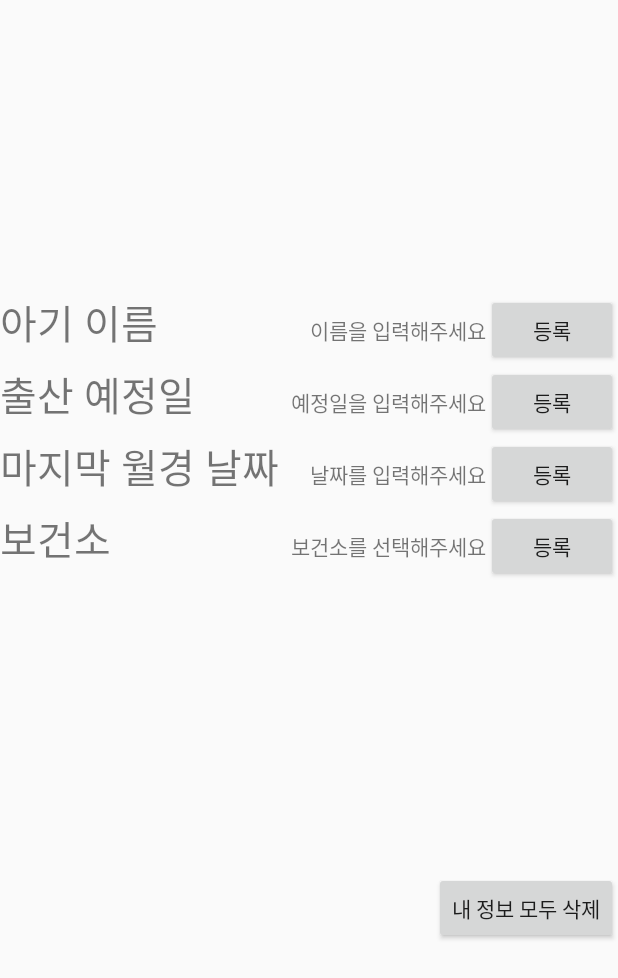
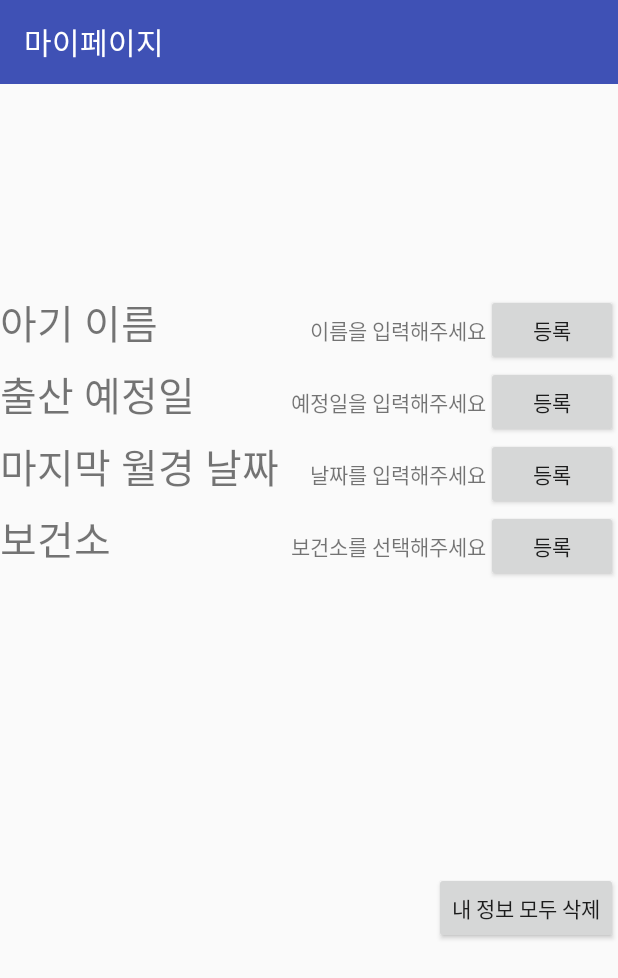
Before and after one commit to heeejoo0518/4723app, an Android app: the My_Page screen opened directly, with no data from a screen before it, on a phone screen of 412 x 824 dp. Shown: the top 978 px of the screen. Run offline under Robolectric (Android 15) with nearby library versions, the phone set to English and light mode, and no system bars.

Commit message:
툴바 추가

```diff
--- a/app/src/main/java/com/example/koh/a4723_app/My_Page.java
+++ b/app/src/main/java/com/example/koh/a4723_app/My_Page.java
@@ -7,10 +7,12 @@ import android.content.Intent;
 import android.content.SharedPreferences;
 import android.database.Cursor;
 import android.database.sqlite.SQLiteDatabase;
+import android.graphics.Color;
 import android.preference.PreferenceManager;
 import android.support.v7.app.AlertDialog;
 import android.support.v7.app.AppCompatActivity;
 import android.os.Bundle;
+import android.support.v7.widget.Toolbar;
 import android.view.View;
 import android.widget.Button;
 import android.widget.EditText;
@@ -28,6 +30,13 @@ public class My_Page extends AppCompatActivity {
     protected void onCreate(Bundle savedInstanceState) {
         super.onCreate(savedInstanceState);
         setContentView(R.layout.activity_my__page);
+
+        //툴바 설정=================================
+        Toolbar toolbar = (Toolbar) findViewById(R.id.my_toolbar);
+        toolbar.setTitleTextColor(Color.parseColor("WHITE")); //제목의 칼라
+        toolbar.setTitle("마이페이지");
+        setSupportActionBar(toolbar); //툴바를 액션바와 같게 만들어 준다.
+        //==========================================
 
         final Context context = this;
         Button save_name = (Button) findViewById(R.id.save_name);
--- a/app/src/main/res/layout/activity_my__page.xml
+++ b/app/src/main/res/layout/activity_my__page.xml
@@ -1,10 +1,19 @@
 <?xml version="1.0" encoding="utf-8"?>
-<android.support.constraint.ConstraintLayout xmlns:android="http://schemas.android.com/apk/res/android"
+<RelativeLayout xmlns:android="http://schemas.android.com/apk/res/android"
     xmlns:app="http://schemas.android.com/apk/res-auto"
     xmlns:tools="http://schemas.android.com/tools"
     android:layout_width="match_parent"
     android:layout_height="match_parent"
     tools:context=".My_Page">
+    <android.support.v7.widget.Toolbar
+        android:id="@+id/my_toolbar"
+        android:layout_width="match_parent"
+        android:layout_height="wrap_content"
+        android:layout_alignParentTop="true"
+        android:background="?attr/colorPrimary"
+        android:minHeight="?attr/actionBarSize"
+        android:theme="@style/ThemeOverlay.AppCompat.Dark.ActionBar"
+        app:popupTheme="@style/ThemeOverlay.AppCompat.Light" />
 
     <LinearLayout
         android:layout_width="wrap_content"
@@ -187,4 +196,4 @@
             android:layout_weight="1"></View>
     </LinearLayout>
 
-</android.support.constraint.ConstraintLayout>
+</RelativeLayout>
```
Also changed, not shown: app/src/main/java/com/example/koh/a4723_app/Health/Health_Service.java (+10 -1 lines), app/src/main/res/layout/activity_health__service.xml (+11 -2 lines).
